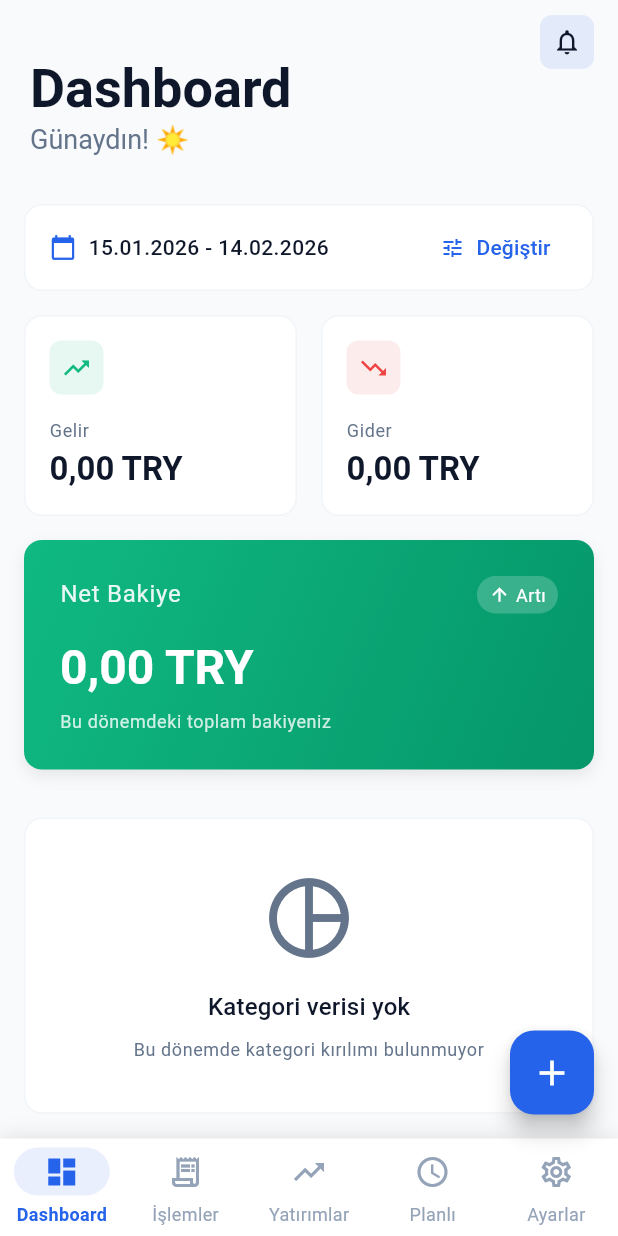
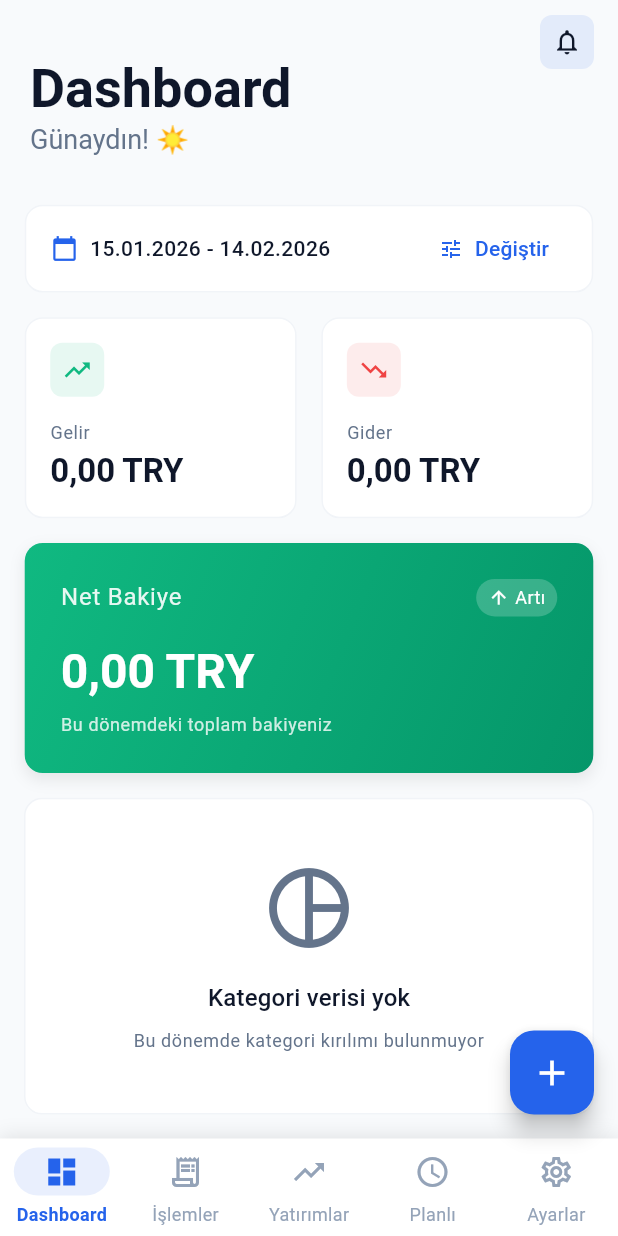
Before and after one commit to BGirginn/Finance_Tracker, a Flutter app: the screen it shows after launch, on a phone screen of 412 x 824 dp. Run offline on Flutter 3.47's test engine with Material 3 defaults, Android fonts, the light colour scheme and no system bars; our stand-ins replace csv, decimal, dio, drift, file_picker, flutter_local_notifications and 3 more; missing offline and left inert: workmanager; accounts and stored records are empty; generated files the repository leaves out were written again; statements that could not run were skipped.

Commit message:
UI: restore dashboard layout; unify dynamic spacing (context.spacing); fix ticker mixin in investments; add Play Core dependency; cleanup build artifacts

```diff
--- a/lib/core/theme/app_theme.dart
+++ b/lib/core/theme/app_theme.dart
@@ -30,13 +30,28 @@ class AppTheme {
   static const Color darkTextSecondary = Color(0xFF94A3B8); // Slate 400
   static const Color darkTextTertiary = Color(0xFF64748B); // Slate 500
 
-  // Spacing
+  // Base Spacing (static fallbacks)
   static const double spacingXs = 4.0;
   static const double spacingSm = 8.0;
   static const double spacingMd = 16.0;
   static const double spacingLg = 24.0;
   static const double spacingXl = 32.0;
   static const double spacing2xl = 48.0;
+
+  /// Dynamic spacing calculator based on screen size
+  /// Returns a responsive spacing value that scales with screen height
+  static double getResponsiveSpacing(BuildContext context) {
+    final screenHeight = MediaQuery.of(context).size.height;
+    // Base: 16px for 800px screen, scales proportionally
+    // Min: 14px, Max: 20px
+    final spacing = (screenHeight / 800) * 16;
+    return spacing.clamp(14.0, 20.0);
+  }
+
+  /// Get all spacing values based on screen size
+  static ResponsiveSpacing responsive(BuildContext context) {
+    return ResponsiveSpacing(context);
+  }
 
   // Border Radius
   static const double radiusSm = 8.0;
@@ -464,12 +479,43 @@ class AppTheme {
   }
 }
 
+/// Responsive spacing class that provides dynamic spacing values based on screen size
+class ResponsiveSpacing {
+  final BuildContext context;
+  late final double _baseSpacing;
+
+  ResponsiveSpacing(this.context) {
+    _baseSpacing = AppTheme.getResponsiveSpacing(context);
+  }
+
+  /// Extra small spacing (1/4 of base)
+  double get xs => _baseSpacing * 0.25;
+
+  /// Small spacing (1/2 of base)
+  double get sm => _baseSpacing * 0.5;
+
+  /// Medium spacing (base value - the main spacing unit)
+  double get md => _baseSpacing;
+
+  /// Large spacing (1.5x base)
+  double get lg => _baseSpacing * 1.5;
+
+  /// Extra large spacing (2x base)
+  double get xl => _baseSpacing * 2;
+
+  /// 2x Extra large spacing (3x base)
+  double get xxl => _baseSpacing * 3;
+}
+
 /// Tema ile ilgili extension'lar
 extension ThemeExtensions on BuildContext {
   ThemeData get theme => Theme.of(this);
   ColorScheme get colorScheme => Theme.of(this).colorScheme;
   TextTheme get textTheme => Theme.of(this).textTheme;
   bool get isDarkMode => Theme.of(this).brightness == Brightness.dark;
+
+  /// Get responsive spacing for this context
+  ResponsiveSpacing get spacing => ResponsiveSpacing(this);
 }
 
 /// Renk için extension'lar
--- a/lib/presentation/screens/dashboard/dashboard_screen.dart
+++ b/lib/presentation/screens/dashboard/dashboard_screen.dart
@@ -47,6 +47,7 @@ class _DashboardScreenState extends ConsumerState<DashboardScreen>
     final period = ref.watch(reportPeriodProvider);
     final theme = Theme.of(context);
     final isDark = theme.brightness == Brightness.dark;
+    final spacing = context.spacing;
 
     return Scaffold(
       body: CustomScrollView(
@@ -108,16 +109,15 @@ class _DashboardScreenState extends ConsumerState<DashboardScreen>
                 data: (data) => FadeTransition(
                   opacity: _fadeAnimation,
                   child: Padding(
-                    padding: const EdgeInsets.all(AppTheme.spacingMd),
+                    padding: EdgeInsets.all(context.spacing.md),
                     child: Column(
                       crossAxisAlignment: CrossAxisAlignment.start,
                       children: [
                         _buildPeriodSelector(context, ref, period),
-                        SizedBox(height: AppTheme.spacingMd),
+                        SizedBox(height: context.spacing.md),
                         _buildQuickStats(context, data),
-                        SizedBox(height: AppTheme.spacingMd),
+                        SizedBox(height: context.spacing.md),
                         _buildBalanceCard(context, data),
-                        SizedBox(height: AppTheme.spacingMd),
                       ],
                     ),
                   ),
@@ -142,11 +142,10 @@ class _DashboardScreenState extends ConsumerState<DashboardScreen>
             data: (data) => SliverFillRemaining(
               hasScrollBody: false,
               child: Padding(
-                padding: EdgeInsets.only(
+                padding: const EdgeInsets.only(
                   left: AppTheme.spacingMd,
                   right: AppTheme.spacingMd,
-                  // Dynamic bottom: 2x the base spacing relative to screen
-                  bottom: MediaQuery.of(context).size.height * 0.02,
+                  bottom: AppTheme.spacingMd,
                 ),
                 child: _buildCategoryBreakdown(context, data),
               ),
@@ -171,9 +170,9 @@ class _DashboardScreenState extends ConsumerState<DashboardScreen>
     final isDark = theme.brightness == Brightness.dark;
 
     return ModernCard(
-      padding: const EdgeInsets.symmetric(
-        horizontal: AppTheme.spacingMd,
-        vertical: AppTheme.spacingSm,
+                padding: EdgeInsets.symmetric(
+        horizontal: context.spacing.md,
+        vertical: context.spacing.sm,
       ),
       child: Row(
         children: [
@@ -211,7 +210,7 @@ class _DashboardScreenState extends ConsumerState<DashboardScreen>
       context: context,
       builder: (context) => SafeArea(
         child: Padding(
-          padding: const EdgeInsets.all(AppTheme.spacingMd),
+          padding: EdgeInsets.all(context.spacing.md),
           child: Column(
             mainAxisSize: MainAxisSize.min,
             crossAxisAlignment: CrossAxisAlignment.start,
@@ -226,12 +225,12 @@ class _DashboardScreenState extends ConsumerState<DashboardScreen>
                   ),
                 ),
               ),
-              const SizedBox(height: AppTheme.spacingMd),
+              SizedBox(height: context.spacing.md),
               const Text(
                 'Periyot Seçin',
                 style: TextStyle(fontSize: 18, fontWeight: FontWeight.bold),
               ),
-              const SizedBox(height: AppTheme.spacingMd),
+              SizedBox(height: context.spacing.md),
               _buildPeriodOption(context, ref, 'Bu Hafta', 'thisWeek'),
               _buildPeriodOption(context, ref, 'Bu Ay', 'thisMonth'),
               _buildPeriodOption(context, ref, 'Son 3 Ay', 'last3Months'),
@@ -299,7 +298,7 @@ class _DashboardScreenState extends ConsumerState<DashboardScreen>
             iconColor: AppTheme.successColor,
           ),
         ),
-        const SizedBox(width: AppTheme.spacingMd),
+        SizedBox(width: context.spacing.md),
         Expanded(
           child: StatCard(
             title: 'Gider',
@@ -357,7 +356,7 @@ class _DashboardScreenState extends ConsumerState<DashboardScreen>
               ),
             ],
           ),
-          const SizedBox(height: AppTheme.spacingMd),
+          SizedBox(height: context.spacing.md),
           Text(
             MoneyUtils.formatAmount(data.net),
             style: theme.textTheme.headlineLarge?.copyWith(
@@ -382,10 +381,8 @@ class _DashboardScreenState extends ConsumerState<DashboardScreen>
     final isDark = theme.brightness == Brightness.dark;
 
     if (data.categoryBreakdown.isEmpty) {
-      return Expanded(
-        child: ModernCard(
-          padding: const EdgeInsets.all(AppTheme.spacingMd),
-          child: Center(
+      return ModernCard(
+        padding: EdgeInsets.all(context.spacing.md),
         child: Column(
           mainAxisAlignment: MainAxisAlignment.center,
           children: [
@@ -394,7 +391,7 @@ class _DashboardScreenState extends ConsumerState<DashboardScreen>
               size: 64,
               color: isDark ? AppTheme.darkTextSecondary : AppTheme.lightTextSecondary,
             ),
-                const SizedBox(height: AppTheme.spacingMd),
+            SizedBox(height: context.spacing.md),
             Text(
               'Kategori verisi yok',
               style: theme.textTheme.titleMedium?.copyWith(
@@ -411,22 +408,18 @@ class _DashboardScreenState extends ConsumerState<DashboardScreen>
             ),
           ],
         ),
-          ),
-        ),
       );
     }
 
     final sortedCategories = data.categoryBreakdown.entries.toList()
       ..sort((a, b) => b.value.compareTo(a.value));
-
     final total = sortedCategories.fold<Decimal>(
       Decimal.zero,
       (sum, entry) => sum + entry.value,
     );
 
-    return Expanded(
-      child: ModernCard(
-        padding: const EdgeInsets.all(AppTheme.spacingMd),
+    return ModernCard(
+      padding: EdgeInsets.all(context.spacing.md),
       child: Column(
         crossAxisAlignment: CrossAxisAlignment.start,
         children: [
@@ -448,7 +441,7 @@ class _DashboardScreenState extends ConsumerState<DashboardScreen>
               ),
             ],
           ),
-            const SizedBox(height: AppTheme.spacingMd),
+          SizedBox(height: context.spacing.md),
           // Categories list expands to fill remaining space
           Expanded(
             child: ListView.builder(
@@ -465,7 +458,6 @@ class _DashboardScreenState extends ConsumerState<DashboardScreen>
             ),
           ),
         ],
-        ),
       ),
     );
   }
@@ -504,7 +496,7 @@ class _DashboardScreenState extends ConsumerState<DashboardScreen>
                 ),
               ),
               Padding(
-                padding: const EdgeInsets.all(AppTheme.spacingMd),
+                padding: EdgeInsets.all(context.spacing.md),
                 child: Row(
                   mainAxisAlignment: MainAxisAlignment.spaceBetween,
                   children: [
@@ -527,7 +519,7 @@ class _DashboardScreenState extends ConsumerState<DashboardScreen>
               Expanded(
                 child: ListView.builder(
                   controller: scrollController,
-                  padding: const EdgeInsets.all(AppTheme.spacingMd),
+                  padding: EdgeInsets.all(context.spacing.md),
                   itemCount: categories.length,
                   itemBuilder: (context, index) {
                     final entry = categories[index];
@@ -558,7 +550,7 @@ class _DashboardScreenState extends ConsumerState<DashboardScreen>
     final colorIndex = name.hashCode % colors.length;
 
     return Padding(
-      padding: const EdgeInsets.only(bottom: AppTheme.spacingMd),
+      padding: EdgeInsets.only(bottom: context.spacing.md),
       child: Column(
         children: [
           Row(
--- a/lib/presentation/screens/investments/investments_screen.dart
+++ b/lib/presentation/screens/investments/investments_screen.dart
@@ -18,7 +18,7 @@ class InvestmentsScreen extends ConsumerStatefulWidget {
 }
 
 class _InvestmentsScreenState extends ConsumerState<InvestmentsScreen>
-    with SingleTickerProviderStateMixin {
+  with TickerProviderStateMixin {
   late TabController _tabController;
   late AnimationController _animationController;
 
```
Also changed, not shown: 1 other file. Lines whose indentation alone changed are shown as unchanged.
